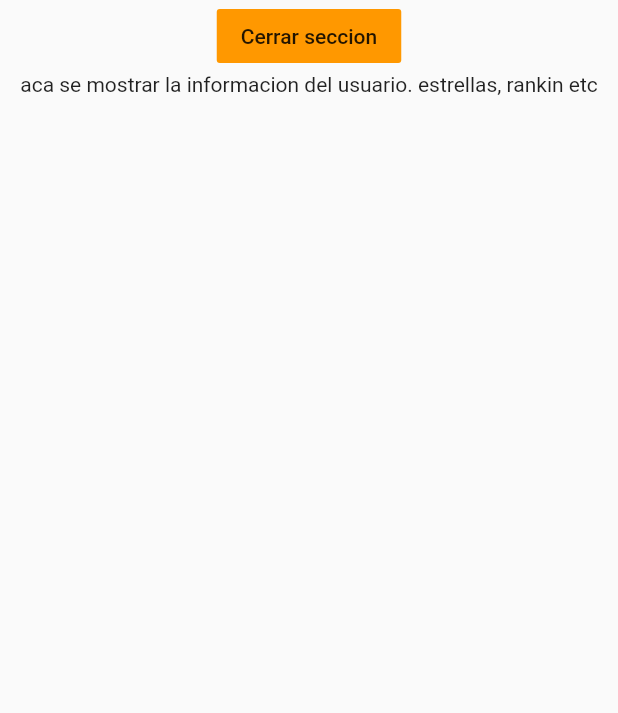
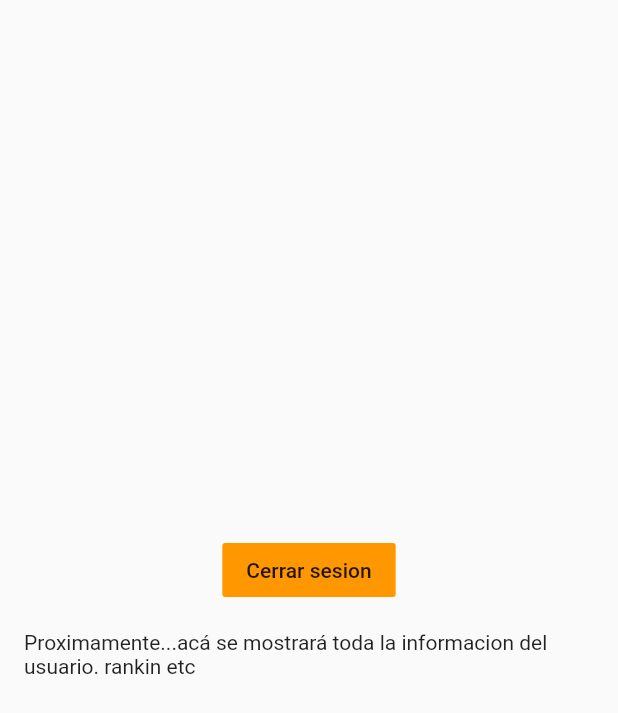
Before and after one commit to arevalocarloseduardo/Toricar, a Flutter app: the InformacionPage widget shown alone on an empty page, opened directly, on a phone screen of 412 x 824 dp. Shown: the top 713 px of the screen. Run offline on Flutter 3.47's test engine with Material 2 defaults, Android fonts, the phone set to English and light mode, and no system bars; our stand-ins replace cloud_firestore, firebase_auth, firebase_storage, flutter_swiper, fluttertoast, google_maps_flutter and 4 more; missing offline and left inert: android_intent, flutter_auth_buttons, flutter_facebook_login, flutter_webview_plugin, geocoder, geoflutterfire; accounts and stored records are empty.

Commit message:
aun tengo algunos problemas

```diff
--- a/lib/4aMenuCliente.dart
+++ b/lib/4aMenuCliente.dart
@@ -11,9 +11,10 @@ import 'package:toricar/auth.dart';
 import 'package:toricar/authProvider.dart';
 
 class MenuCliente extends StatefulWidget {
-  const MenuCliente({this.seDeslogueo, this.auth,this.tabIndex});
+  const MenuCliente({this.seDeslogueo, this.auth,this.tabIndex, this.idViaje});
   final VoidCallback seDeslogueo;
   final BaseAuth auth;
+  final String idViaje;
   final int tabIndex;
 
   Future<void> _signOut(BuildContext context) async {
@@ -62,7 +63,7 @@ class _MenuClienteState extends State<MenuCliente> {
   @override
   void initState() {
     //inicializo los tabs
-    one = NoticiasPage();
+    one = NoticiasPage(id:widget.idViaje);
     two = SeleccionarUbicacion(auth: Auth());
     tree =HistorialPage();
     four = InformacionPage();
--- a/lib/MenuCliente/HistorialPage.dart
+++ b/lib/MenuCliente/HistorialPage.dart
@@ -11,6 +11,7 @@ class HistorialPage extends StatefulWidget {
 class _HistorialPageState extends State<HistorialPage> {
   final db = Firestore.instance;
   String miId = 'su';
+  String idViaje;
   @override
   void initState() {
     super.initState();
@@ -79,7 +80,7 @@ class _HistorialPageState extends State<HistorialPage> {
                           Padding(
                             padding: const EdgeInsets.only(left: 10),
                             child: FlatButton(
-                              child: Text("Confirmar",style: TextStyle(color: Colors.white),),
+                              child: Text("Aceptar",style: TextStyle(color: Colors.white),),
                               onPressed: () {
                                 eliminarDatos(doc.documentID);
                                 verUbicionRemis();
@@ -207,6 +208,7 @@ class _HistorialPageState extends State<HistorialPage> {
       for (DocumentSnapshot ds in valuer.documents) {
         if (ds.documentID == documentID) {
           print(ds.data);
+          idViaje=ds.documentID;
         } else {
           ds.reference.delete();
         }
@@ -218,7 +220,7 @@ class _HistorialPageState extends State<HistorialPage> {
     Navigator.push(
       context,
       MaterialPageRoute(
-        builder: (context) => MenuCliente(
+        builder: (context) => MenuCliente(idViaje:idViaje,
               tabIndex: 0,
             ),
       ),
--- a/lib/MenuCliente/InformacionPage.dart
+++ b/lib/MenuCliente/InformacionPage.dart
@@ -28,15 +28,18 @@ class _InformacionPageState extends State<InformacionPage> {
   Widget build(BuildContext context) {
     return Container(
       child: Center(
-          child: Column(
+          child: Column(crossAxisAlignment: CrossAxisAlignment.center,mainAxisSize: MainAxisSize.max,mainAxisAlignment: MainAxisAlignment.center,
         children: <Widget>[
           FlatButton(
-            child: Text("Cerrar seccion"),
+            child: Text("Cerrar sesion"),
             onPressed: cerrar,
             color: Colors.orange,
           ),
-          Text(
-              "aca se mostrar la informacion del usuario. estrellas, rankin etc"),
+          Padding(
+            padding: const EdgeInsets.all(16.0),
+            child: Text(
+                "Proximamente...acá se mostrará toda la informacion del usuario. rankin etc"),
+          ),
         ],
       )),
     );
--- a/lib/old_versions/RegisterGmail.dart
+++ b/lib/old_versions/RegisterGmail.dart
@@ -1,8 +1,8 @@
 import 'package:firebase_auth/firebase_auth.dart';
 import 'package:flutter/cupertino.dart';
 import 'package:flutter/material.dart';
-import 'package:toricar/2SelectMode.dart';
 import 'package:fluttertoast/fluttertoast.dart';
+import 'package:toricar/old_versions/2SelectMode.dart';
 
 class RegisterGmail extends StatefulWidget {
   @override
--- a/pubspec.yaml
+++ b/pubspec.yaml
@@ -19,7 +19,9 @@ dependencies:
   rxdart: ^0.20.0
   geoflutterfire: ^2.0.3
   location: ^2.1.0
-  firebase_core: ^0.3.1+1
+  firebase_core: ^0.3.4
+  firebase_messaging: ^4.0.0+1
+  flutter_local_notifications: ^0.6.0
   cloud_firestore: ^0.9.5+2
   geocoder: 0.1.2
   font_awesome_flutter: ^8.4.0
```
Also changed, not shown: lib/1SplasScreen.dart (+2 -8 lines), lib/MenuCliente/NoticiasPage.dart (+67 -6 lines), lib/old_versions/2SelectMode.dart (renamed from lib/2SelectMode.dart, +4 -6 lines), lib/old_versions/3aLoginCliente.dart (renamed from lib/3aLoginCliente.dart), lib/old_versions/LoginPage.dart (renamed from lib/LoginPage.dart), lib/old_versions/Marcador.dart (renamed from lib/Marcador.dart), lib/old_versions/UbicacionTiempoReal.dart (renamed from lib/UbicacionTiempoReal.dart), lib/old_versions/homePage.dart (renamed from lib/homePage.dart), pubspec.lock, 1 other file.
